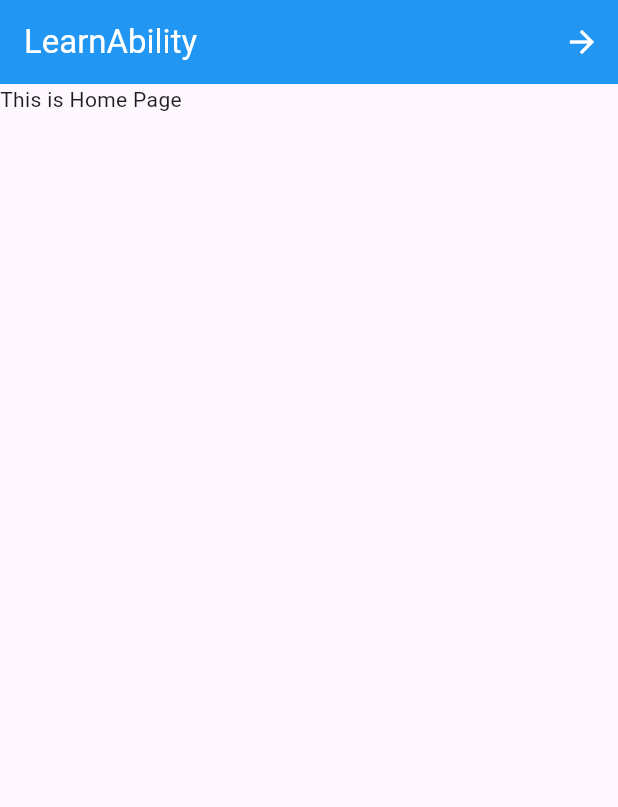
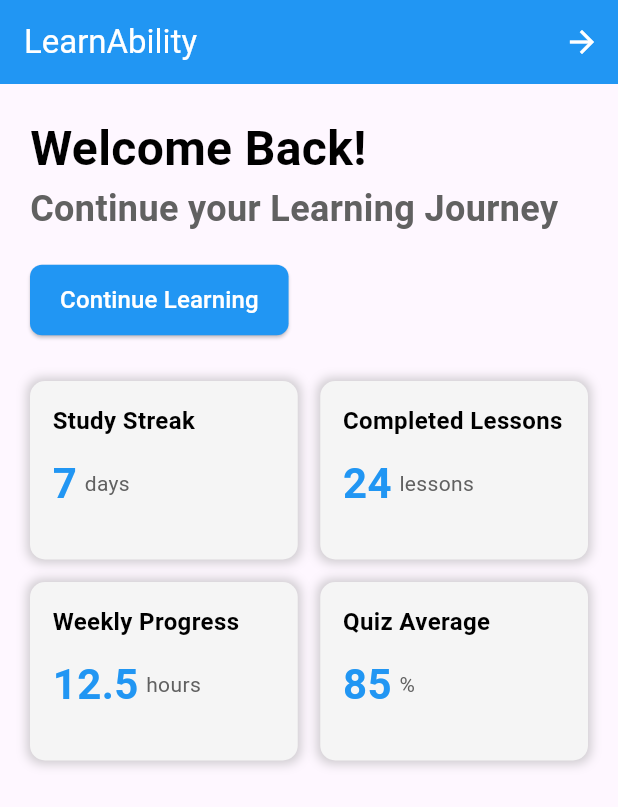
Before and after one commit to 0xteamCookie/LearnAbility, a Flutter app: the screen it shows after launch, on a phone screen of 412 x 824 dp. Shown: the top 807 px of the screen. Run offline on Flutter 3.47's test engine with Material 3 defaults, Android fonts, the phone set to English and light mode, and no system bars.

Commit message:
added stats on home page

```diff
--- a/lib/home_page.dart
+++ b/lib/home_page.dart
@@ -33,7 +33,122 @@ class _HomePageState extends State<HomePage> {
         ],
         ),
 
-        body: Text("This is Home Page")
+        body: Padding(
+          padding: const EdgeInsets.all(20.0),
+          child: Column(
+            crossAxisAlignment: CrossAxisAlignment.start,
+            children:[
+              Text(
+                "Welcome Back!",
+                style: TextStyle(
+                  fontSize: 32.0,
+                  fontWeight: FontWeight.bold,
+                  color: Colors.black
+                ),
+              ),
+
+              Text(
+                "Continue your Learning Journey",
+                style: TextStyle(
+                  fontSize: 24.0,
+                  fontWeight: FontWeight.w600,
+                  color: Colors.grey[700],
+                )
+              ),
+              SizedBox(height:20),
+
+              ElevatedButton(
+                onPressed: (){
+                  Navigator.of(context).push(MaterialPageRoute(
+                    builder: (context) => const LessonPage(),
+                  ));
+                },
+                style: ElevatedButton.styleFrom(
+                  backgroundColor: Colors.blue,
+                  padding: EdgeInsets.symmetric(horizontal:20.0, vertical: 12.0),
+                  shape: RoundedRectangleBorder(
+                    borderRadius: BorderRadius.circular(8),
+                  ),
+                ),
+                child: Text(
+                  "Continue Learning",
+                  style: TextStyle(
+                    color: Colors.white,
+                    fontSize: 16.0,
+                  ),
+                ),
+              ),
+              SizedBox(height: 30),
+
+              //Statistics Grid
+              Expanded(
+                child: GridView.count(
+                  crossAxisCount: 2,
+                  mainAxisSpacing: 15,
+                  crossAxisSpacing: 15,
+                  childAspectRatio: 3/2,
+                  children: [
+                    _buildStatCard("Study Streak", "7", "days"),
+                     _buildStatCard("Completed Lessons", "24", "lessons"),
+                  _buildStatCard("Weekly Progress", "12.5", "hours"),
+                  _buildStatCard("Quiz Average", "85", "%"),
+                  ],
+                )
+              )
+            ],
+          ),
+        ),
       );
   }
+
+  //Statcard Widget
+  Widget _buildStatCard(String title, String value, String subtitle){
+    return Container(
+      decoration: BoxDecoration(
+        color: Colors.grey[100],
+        borderRadius: BorderRadius.circular(10.0),
+        boxShadow: [
+          BoxShadow(
+            color: Colors.grey.withValues(alpha: 0.5),
+            spreadRadius: 2,
+            blurRadius: 5,
+          ),
+        ],
+      ),
+      padding: EdgeInsets.all(15.0),
+      child: Column(
+        crossAxisAlignment: CrossAxisAlignment.start,
+        children: [
+          Text(
+            title,
+            style: TextStyle(
+              color: Colors.black,
+              fontWeight: FontWeight.bold,
+              fontSize: 16.0,
+            ),
+          ),
+          SizedBox(height: 10.0),
+          Row(
+            children: [
+              Text(
+                value,
+                style: TextStyle(
+                  color: Colors.blue,
+                  fontWeight: FontWeight.bold,
+                  fontSize: 28.0,
+                ),
+              ),
+              SizedBox(width: 5.0),
+              Text(
+                subtitle,
+                style: TextStyle(
+                  color: Colors.grey[700],
+                  fontSize: 14.0
+                ),
+              )
+          ],)
+        ],
+      ),
+    );
+  }
 }
```
